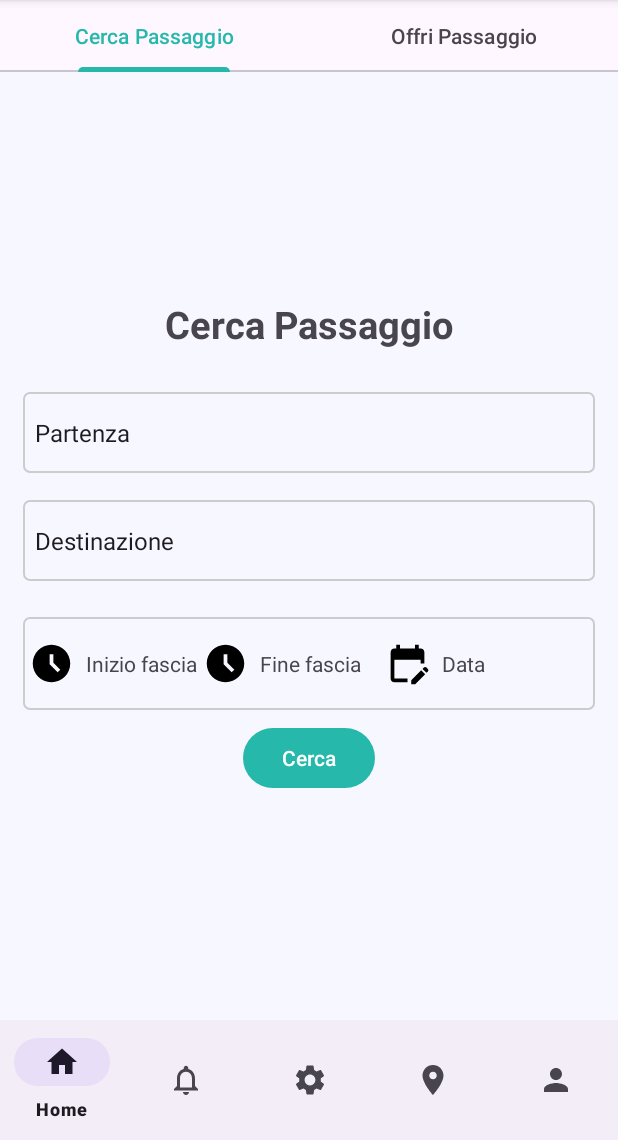
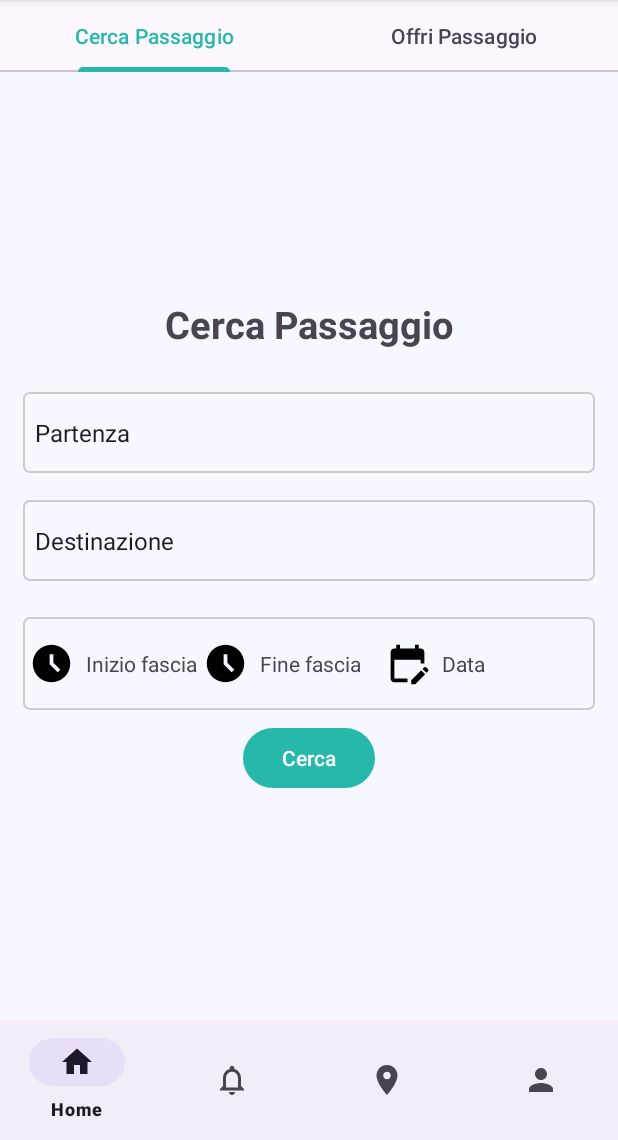
Before and after one commit to GiovanniTorrisi28/AppCarSharing, an Android app: the screen it shows after launch once a user with an empty profile is signed in (MainActivity), on a phone screen of 412 x 824 dp, the part 96-1236 px from its top. Run offline under Robolectric (Android 15) with nearby library versions, the phone set to English and light mode, and no system bars; our stand-ins replace Firebase (no records; nobody signed in at launch, a user with empty details on screens opened directly), Picasso; libraries missing offline, so code that uses them is left out: org.osmdroid.config, org.osmdroid.util, org.osmdroid.views; 2 statements that could not run were skipped.

Commit message:
tolto item impostazioni dal menu

```diff
--- a/app/src/main/java/com/example/appcarsharing/MainActivity.java
+++ b/app/src/main/java/com/example/appcarsharing/MainActivity.java
@@ -30,7 +30,6 @@ public class MainActivity extends AppCompatActivity {
     BottomNavigationView bottomNavigationView;
 
     HomeFragment homeFragment = new HomeFragment();
-    SettingsFragment settingsFragment = new SettingsFragment();
     NotificationFragment notificationFragment = new NotificationFragment(this);
     PofFragment pofFragment = new PofFragment();
     ProfileFragment profileFragment = new ProfileFragment();
@@ -54,10 +53,6 @@ public class MainActivity extends AppCompatActivity {
                 }
                 else if (item.getItemId() == R.id.notification){
                     getSupportFragmentManager().beginTransaction().replace(R.id.container,notificationFragment).commit();
-                    return true;
-                }
-                else if (item.getItemId() == R.id.settings){
-                    getSupportFragmentManager().beginTransaction().replace(R.id.container,settingsFragment).commit();
                     return true;
                 }
                 else if (item.getItemId() == R.id.pof){
--- a/app/src/main/java/com/example/appcarsharing/TabPagerAdapter.java
+++ b/app/src/main/java/com/example/appcarsharing/TabPagerAdapter.java
@@ -27,7 +27,7 @@ public class TabPagerAdapter extends FragmentStatePagerAdapter {
             case 1:
                 return new OfferRideFragment();
             default:
-                return new SettingsFragment();
+                return new AskRideFragment();
         }
     }
 
--- a/app/src/main/res/menu/bottom_nav_menu.xml
+++ b/app/src/main/res/menu/bottom_nav_menu.xml
@@ -7,9 +7,6 @@
     <item android:id="@+id/notification"
         android:title="Notification"
         android:icon="@drawable/ic_baseline_notifications_none_24"/>
-    <item android:id="@+id/settings"
-        android:title="Settings"
-        android:icon="@drawable/ic_baseline_settings_24"/>
     <item android:id="@+id/pof"
         android:title="Place"
         android:icon="@drawable/ic_baseline_place_24"/>
```
